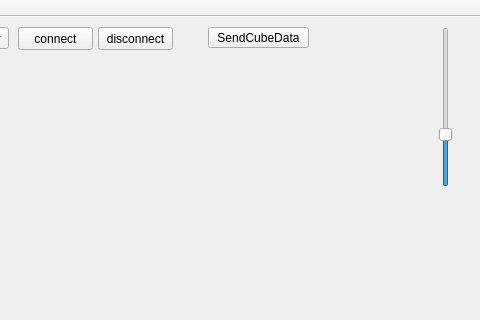
KROIA/RGB-Cube, file Streamer/mainwindow.ui: the form before one commit; both pictures show x 262 to 742 and y 0 to 320 of the 742 by 604 pixel window.
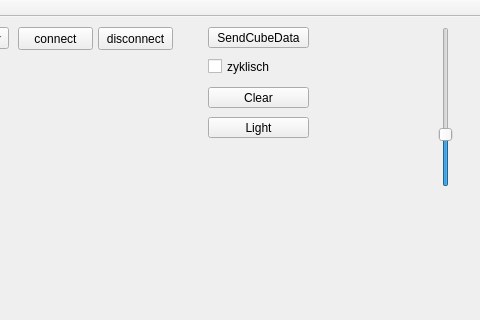
The form after the commit.

Diff of the .ui file:
```diff
--- a/Streamer/mainwindow.ui
+++ b/Streamer/mainwindow.ui
@@ -85,6 +85,45 @@
      <enum>Qt::Vertical</enum>
     </property>
    </widget>
+   <widget class="QCheckBox" name="sendCubeDataCycle_checkBox">
+    <property name="geometry">
+     <rect>
+      <x>470</x>
+      <y>40</y>
+      <width>72</width>
+      <height>19</height>
+     </rect>
+    </property>
+    <property name="text">
+     <string>zyklisch</string>
+    </property>
+   </widget>
+   <widget class="QPushButton" name="clear_pushButton">
+    <property name="geometry">
+     <rect>
+      <x>470</x>
+      <y>70</y>
+      <width>101</width>
+      <height>21</height>
+     </rect>
+    </property>
+    <property name="text">
+     <string>Clear</string>
+    </property>
+   </widget>
+   <widget class="QPushButton" name="light_pushButton">
+    <property name="geometry">
+     <rect>
+      <x>470</x>
+      <y>100</y>
+      <width>101</width>
+      <height>21</height>
+     </rect>
+    </property>
+    <property name="text">
+     <string>Light</string>
+    </property>
+   </widget>
   </widget>
   <widget class="QMenuBar" name="menuBar">
    <property name="geometry">
```
